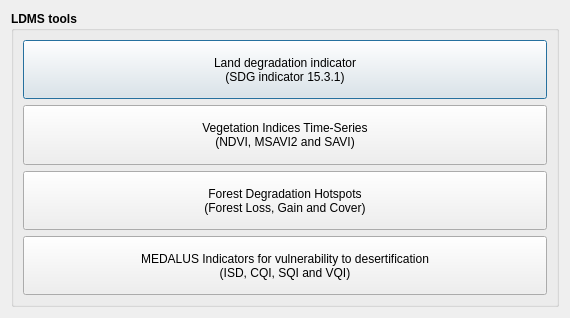
The window that LDMP/gui/DlgCalculate.ui (LocateIT/trends.earth) describes before a commit, drawn with Qt 5.
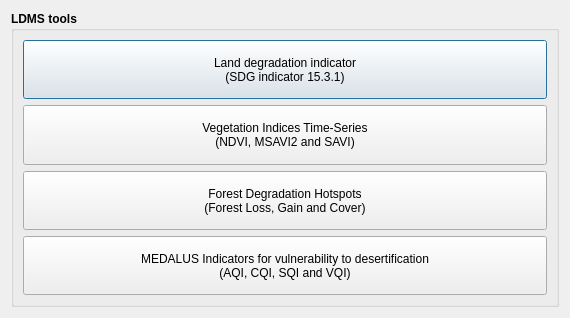
The same window after the commit.

What changed in the file:
```diff
--- a/LDMP/gui/DlgCalculate.ui
+++ b/LDMP/gui/DlgCalculate.ui
@@ -141,7 +141,7 @@
         </property>
         <property name="text">
          <string>MEDALUS Indicators for vulnerability to desertification
-(ISD, CQI, SQI and VQI)</string>
+(AQI, CQI, SQI and VQI)</string>
         </property>
        </widget>
       </item>
```
